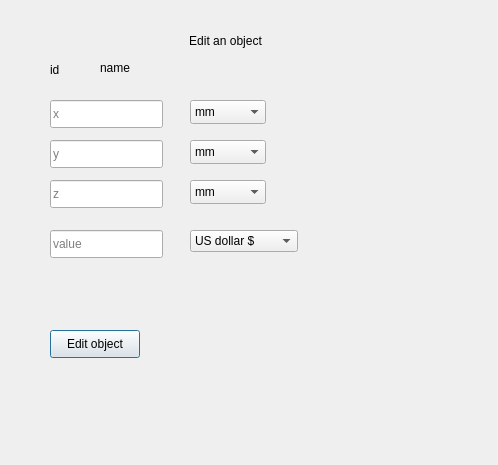
This is edit_line_ui.ui in tlsLizard/collector as Qt 5 draws it before an edit. The edited form follows.
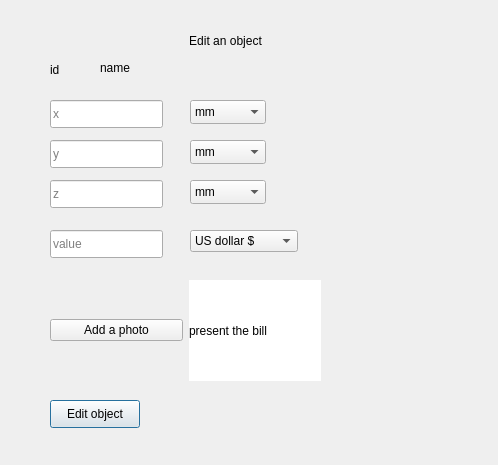
This is the edited form.

Commit message: Ajouter un champ de photo

Diff of the .ui file:
```diff
--- a/edit_line_ui.ui
+++ b/edit_line_ui.ui
@@ -164,7 +164,7 @@
    <property name="geometry">
     <rect>
      <x>50</x>
-     <y>330</y>
+     <y>400</y>
      <width>90</width>
      <height>28</height>
     </rect>
@@ -235,6 +235,37 @@
     </property>
    </item>
   </widget>
+  <widget class="QWidget" name="horizontalLayoutWidget">
+   <property name="geometry">
+    <rect>
+     <x>50</x>
+     <y>280</y>
+     <width>271</width>
+     <height>101</height>
+    </rect>
+   </property>
+   <layout class="QHBoxLayout" name="horizontalLayout">
+    <item>
+     <widget class="QPushButton" name="addphoto_btn">
+      <property name="text">
+       <string>Add a photo</string>
+      </property>
+     </widget>
+    </item>
+    <item>
+     <widget class="QLabel" name="photolabel">
+      <property name="styleSheet">
+       <string notr="true">background-color: rgb(255, 255, 255);
+font: italic 11pt &quot;Ubuntu Mono&quot;;
+</string>
+      </property>
+      <property name="text">
+       <string>present the bill</string>
+      </property>
+     </widget>
+    </item>
+   </layout>
+  </widget>
  </widget>
  <resources/>
  <connections/>
```
The commit also changes 5 other files.
